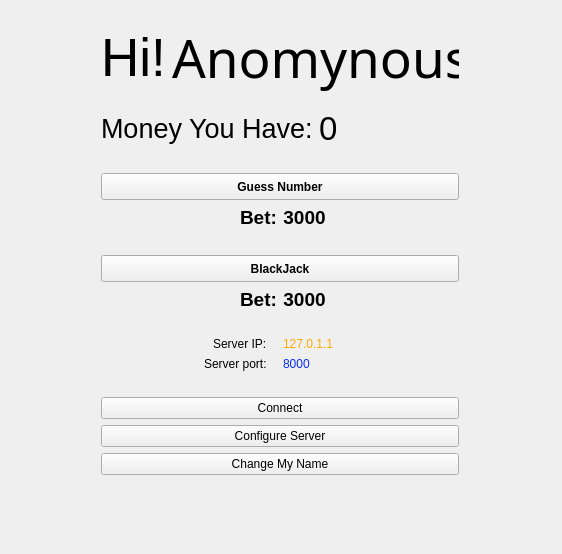
Above: client/mainwindow.ui from lsxk-jwj/Simple-Qt5-game-system before the change. Below: the same form after it.
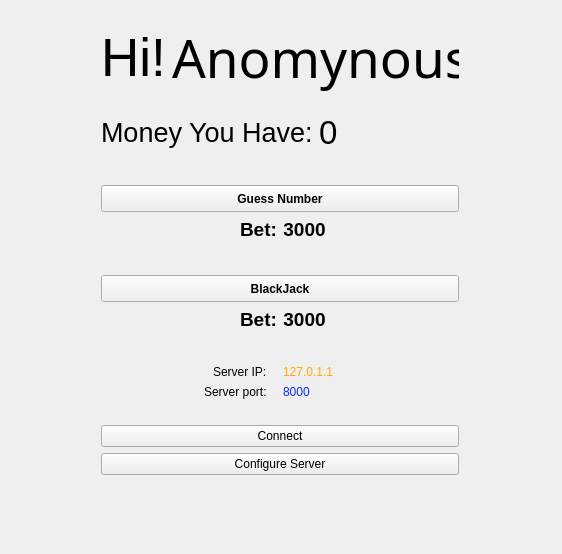
That is the form after the change.

What changed in the file:
```diff
--- a/client/mainwindow.ui
+++ b/client/mainwindow.ui
@@ -377,13 +377,6 @@
        </property>
       </widget>
      </item>
-     <item>
-      <widget class="QPushButton" name="ChangeNameButton">
-       <property name="text">
-        <string>Change My Name</string>
-       </property>
-      </widget>
-     </item>
     </layout>
    </widget>
    <zorder>layoutWidget</zorder>
```
Left out of the diff: 6 changed lines with no effect on the pictures.
